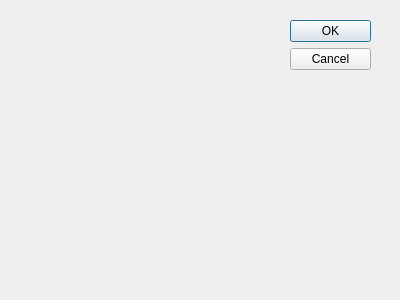
Old version of the form desmume/src/qt/project/frontend/ui/controlconfigdialog.ui in the repository libretro/desmume2015.
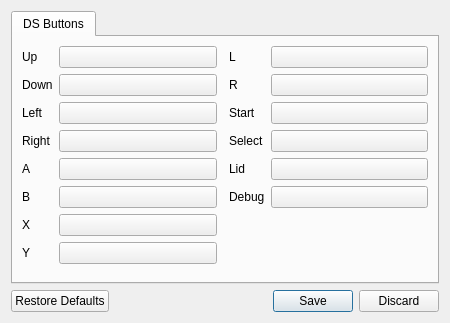
New version of the form.

Commit message: Qt: Implement control config dialog.

What changed in the file:
```diff
--- a/desmume/src/qt/project/frontend/ui/controlconfigdialog.ui
+++ b/desmume/src/qt/project/frontend/ui/controlconfigdialog.ui
@@ -6,29 +6,206 @@
    <rect>
     <x>0</x>
     <y>0</y>
-    <width>400</width>
-    <height>300</height>
+    <width>450</width>
+    <height>323</height>
    </rect>
   </property>
   <property name="windowTitle">
    <string>Configure Controls</string>
   </property>
-  <widget class="QDialogButtonBox" name="buttonBox">
-   <property name="geometry">
-    <rect>
-     <x>290</x>
-     <y>20</y>
-     <width>81</width>
-     <height>241</height>
-    </rect>
-   </property>
-   <property name="orientation">
-    <enum>Qt::Vertical</enum>
-   </property>
-   <property name="standardButtons">
-    <set>QDialogButtonBox::Cancel|QDialogButtonBox::Ok</set>
-   </property>
-  </widget>
+  <layout class="QVBoxLayout" name="verticalLayout">
+   <item>
+    <widget class="QTabWidget" name="tabWidget">
+     <property name="currentIndex">
+      <number>0</number>
+     </property>
+     <widget class="QWidget" name="tabDS">
+      <attribute name="title">
+       <string>DS Buttons</string>
+      </attribute>
+      <layout class="QGridLayout" name="gridLayout" rowstretch="0,0,0,0,0,0,0,0,1" columnstretch="0,1,0,0,1" columnminimumwidth="0,0,6,0,0">
+       <item row="4" column="1">
+        <widget class="QPushButton" name="buttonControlA">
+        </widget>
+       </item>
+       <item row="4" column="4">
+        <widget class="QPushButton" name="buttonControlLid">
+        </widget>
+       </item>
+       <item row="0" column="4">
+        <widget class="QPushButton" name="buttonControlL">
+        </widget>
+       </item>
+       <item row="2" column="0">
+        <widget class="QLabel" name="label_3">
+         <property name="text">
+          <string>Left</string>
+         </property>
+        </widget>
+       </item>
+       <item row="0" column="0">
+        <widget class="QLabel" name="label">
+         <property name="text">
+          <string>Up</string>
+         </property>
+        </widget>
+       </item>
+       <item row="4" column="0">
+        <widget class="QLabel" name="label_5">
+         <property name="text">
+          <string>A</string>
+         </property>
+        </widget>
+       </item>
+       <item row="6" column="0">
+        <widget class="QLabel" name="label_7">
+         <property name="text">
+          <string>X</string>
+         </property>
+        </widget>
+       </item>
+       <item row="1" column="0">
+        <widget class="QLabel" name="label_2">
+         <property name="text">
+          <string>Down</string>
+         </property>
+        </widget>
+       </item>
+       <item row="7" column="0">
+        <widget class="QLabel" name="label_8">
+         <property name="text">
+          <string>Y</string>
+         </property>
+        </widget>
+       </item>
+       <item row="5" column="3">
+        <widget class="QLabel" name="label_14">
+         <property name="text">
+          <string>Debug</string>
+         </property>
+        </widget>
+       </item>
+       <item row="3" column="3">
+        <widget class="QLabel" name="label_12">
+         <property name="text">
+          <string>Select</string>
+         </property>
+        </widget>
+       </item>
+       <item row="3" column="0">
+        <widget class="QLabel" name="label_4">
+         <property name="text">
+          <string>Right</string>
+         </property>
+        </widget>
+       </item>
+       <item row="4" column="3">
+        <widget class="QLabel" name="label_13">
+         <property name="text">
+          <string>Lid</string>
+         </property>
+        </widget>
+       </item>
+       <item row="2" column="3">
+        <widget class="QLabel" name="label_11">
+         <property name="text">
+          <string>Start</string>
+         </property>
+        </widget>
+       </item>
+       <item row="0" column="1">
+        <widget class="QPushButton" name="buttonControlUp">
+        </widget>
+       </item>
+       <item row="5" column="0">
+        <widget class="QLabel" name="label_6">
+         <property name="text">
+          <string>B</string>
+         </property>
+        </widget>
+       </item>
+       <item row="0" column="3">
+        <widget class="QLabel" name="label_9">
+         <property name="text">
+          <string>L</string>
+         </property>
+        </widget>
+       </item>
+       <item row="1" column="3">
+        <widget class="QLabel" name="label_10">
+         <property name="text">
+          <string>R</string>
+         </property>
+        </widget>
+       </item>
+       <item row="1" column="1">
+        <widget class="QPushButton" name="buttonControlDown">
+        </widget>
+       </item>
+       <item row="2" column="4">
+        <widget class="QPushButton" name="buttonControlStart">
+        </widget>
+       </item>
+       <item row="2" column="1">
+        <widget class="QPushButton" name="buttonControlLeft">
+        </widget>
+       </item>
+       <item row="1" column="4">
+        <widget class="QPushButton" name="buttonControlR">
+        </widget>
+       </item>
+       <item row="3" column="1">
+        <widget class="QPushButton" name="buttonControlRight">
+        </widget>
+       </item>
+       <item row="7" column="1">
+        <widget class="QPushButton" name="buttonControlY">
+        </widget>
+       </item>
+       <item row="5" column="1">
+        <widget class="QPushButton" name="buttonControlB">
+        </widget>
+       </item>
+       <item row="6" column="1">
+        <widget class="QPushButton" name="buttonControlX">
+        </widget>
+       </item>
+       <item row="5" column="4">
+        <widget class="QPushButton" name="buttonControlDebug">
+        </widget>
+       </item>
+       <item row="3" column="4">
+        <widget class="QPushButton" name="buttonControlSelect">
+        </widget>
+       </item>
+       <item row="8" column="1">
+        <spacer name="spacer">
+         <property name="orientation">
+          <enum>Qt::Vertical</enum>
+         </property>
+         <property name="sizeHint" stdset="0">
+          <size>
+           <width>0</width>
+           <height>0</height>
+          </size>
+         </property>
+        </spacer>
+       </item>
+      </layout>
+     </widget>
+    </widget>
+   </item>
+   <item>
+    <widget class="QDialogButtonBox" name="buttonBox">
+     <property name="orientation">
+      <enum>Qt::Horizontal</enum>
+     </property>
+     <property name="standardButtons">
+      <set>QDialogButtonBox::Discard|QDialogButtonBox::RestoreDefaults|QDialogButtonBox::Save</set>
+     </property>
+    </widget>
+   </item>
+  </layout>
  </widget>
  <resources/>
  <connections>
```
Left out of the diff: 35 changed lines with no effect on the pictures. The commit also changes 8 other files.
